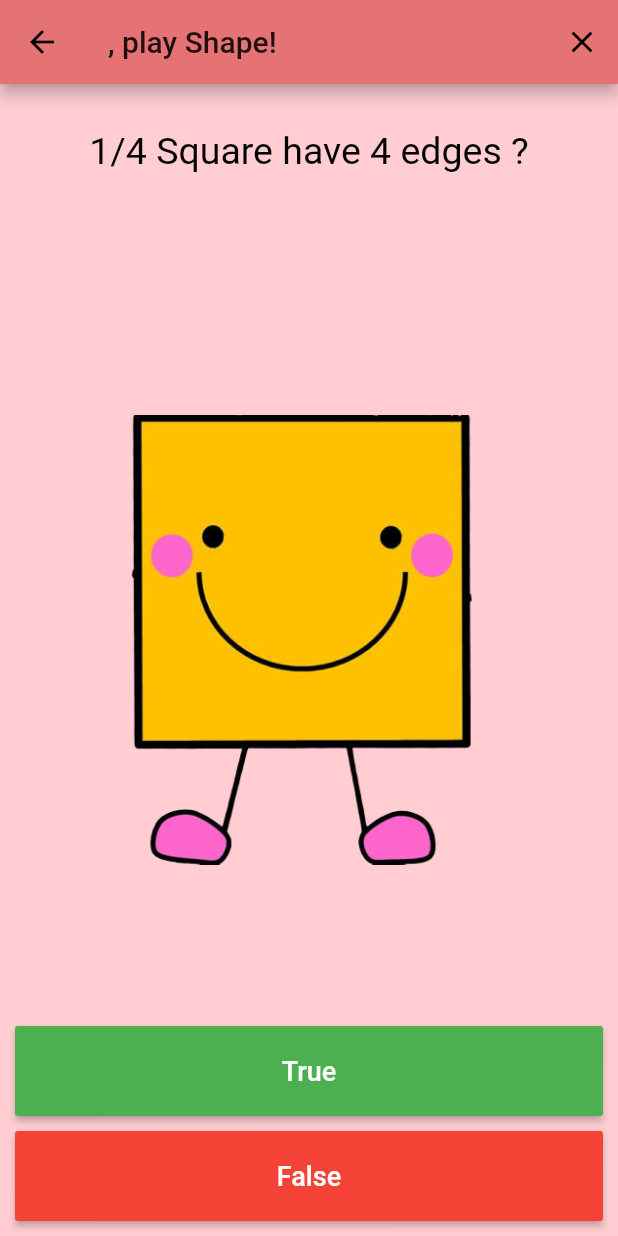
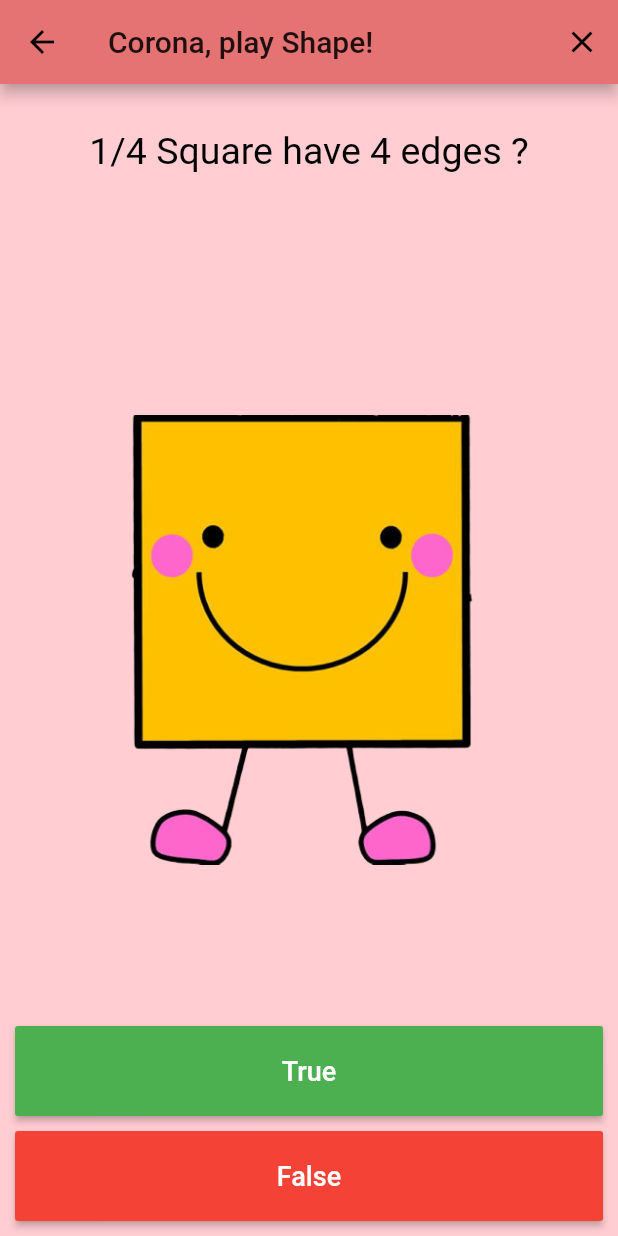
Before and after one commit to i-Qids-Team/I-Qidss, a Flutter app: the GamePage screen opened directly with empty values, on a phone screen of 412 x 824 dp. Run offline on Flutter 3.47's test engine with Material 2 defaults, Android fonts, the phone set to English and light mode, and no system bars; our stand-ins replace audioplayers, cached_network_image, rflutter_alert, shimmer.

Commit message:
Update GamePage.dart

```diff
--- a/iqidss/lib/Shape/Screen/GamePage.dart
+++ b/iqidss/lib/Shape/Screen/GamePage.dart
@@ -42,7 +42,7 @@ class _GamePage extends State<GamePage> with TickerProviderStateMixin {
   Widget build(BuildContext context) {
     return Scaffold(
       appBar: AppBar(
-        title: Text( widget.name + ', play Shape!'),
+        title: Text( 'Corona, play Shape!'),
           backgroundColor: Colors.red[300],
           actions: <Widget>[
             IconButton(
```
